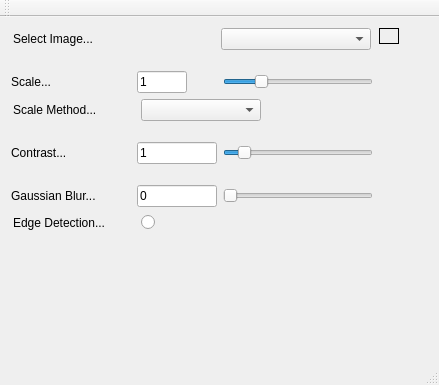
Above: Image_Toolkit_QT/mainwindow.ui from lewesche/Image-Toolkit before the change. Below: the same form after it.
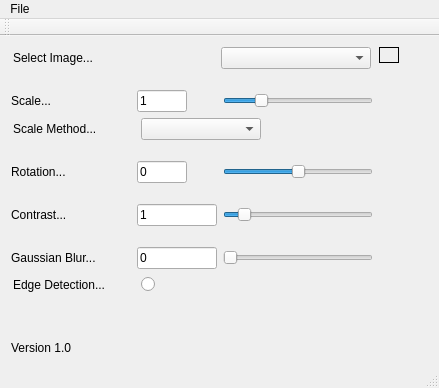
That is the form after the change.

Commit message:
Rotation updates in GUI app
Now images can be rotated anywhere from zero to 360 degrees! Also organized stuff

What changed in the file:
```diff
--- a/Image_Toolkit_QT/mainwindow.ui
+++ b/Image_Toolkit_QT/mainwindow.ui
@@ -286,6 +286,93 @@
         </property>
        </spacer>
       </item>
+      <item>
+       <layout class="QHBoxLayout" name="horizontalLayout_9">
+        <item>
+         <widget class="QLabel" name="label_rotate">
+          <property name="minimumSize">
+           <size>
+            <width>120</width>
+            <height>0</height>
+           </size>
+          </property>
+          <property name="maximumSize">
+           <size>
+            <width>120</width>
+            <height>16777215</height>
+           </size>
+          </property>
+          <property name="text">
+           <string>Rotation...</string>
+          </property>
+         </widget>
+        </item>
+        <item>
+         <widget class="QLineEdit" name="lineEdit_rotate">
+          <property name="minimumSize">
+           <size>
+            <width>50</width>
+            <height>0</height>
+           </size>
+          </property>
+          <property name="maximumSize">
+           <size>
+            <width>50</width>
+            <height>16777215</height>
+           </size>
+          </property>
+          <property name="text">
+           <string>0</string>
+          </property>
+         </widget>
+        </item>
+        <item>
+         <spacer name="horizontalSpacer_5">
+          <property name="orientation">
+           <enum>Qt::Horizontal</enum>
+          </property>
+          <property name="sizeType">
+           <enum>QSizePolicy::Fixed</enum>
+          </property>
+          <property name="sizeHint" stdset="0">
+           <size>
+            <width>30</width>
+            <height>20</height>
+           </size>
+          </property>
+         </spacer>
+        </item>
+        <item>
+         <widget class="QSlider" name="horizontalSlider_rotate">
+          <property name="minimum">
+           <number>-180</number>
+          </property>
+          <property name="maximum">
+           <number>180</number>
+          </property>
+          <property name="orientation">
+           <enum>Qt::Horizontal</enum>
+          </property>
+         </widget>
+        </item>
+       </layout>
+      </item>
+      <item>
+       <spacer name="verticalSpacer_6">
+        <property name="orientation">
+         <enum>Qt::Vertical</enum>
+        </property>
+        <property name="sizeType">
+         <enum>QSizePolicy::Fixed</enum>
+        </property>
+        <property name="sizeHint" stdset="0">
+         <size>
+          <width>20</width>
+          <height>15</height>
+         </size>
+        </property>
+       </spacer>
+      </item>
       <item>
        <layout class="QHBoxLayout" name="horizontalLayout_7">
         <item>
@@ -559,7 +646,11 @@
        </spacer>
       </item>
       <item>
-       <layout class="QHBoxLayout" name="horizontalLayout_4"/>
+       <widget class="QLabel" name="label_2">
+        <property name="text">
+         <string>Version 1.0</string>
+        </property>
+       </widget>
       </item>
      </layout>
     </item>
@@ -638,6 +729,15 @@
      <height>22</height>
     </rect>
    </property>
+   <widget class="QMenu" name="menuImage_Toolkit">
+    <property name="title">
+     <string>File</string>
+    </property>
+    <addaction name="actionFile"/>
+    <addaction name="actionSave_As"/>
+    <addaction name="actionClose"/>
+   </widget>
+   <addaction name="menuImage_Toolkit"/>
   </widget>
   <widget class="QToolBar" name="mainToolBar">
    <attribute name="toolBarArea">
```
Left out of the diff: 15 changed lines with no effect on the pictures. The commit also changes 16 other files.
